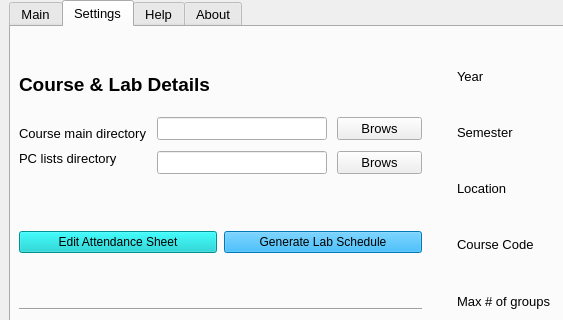
Above: assets/YorkULabSeating_new.ui from tdgskinner/yorku-phys-lab-seating before the change; both pictures show x 0 to 563 and y 0 to 320 of the 873 by 566 pixel window. Below: the same form after it.
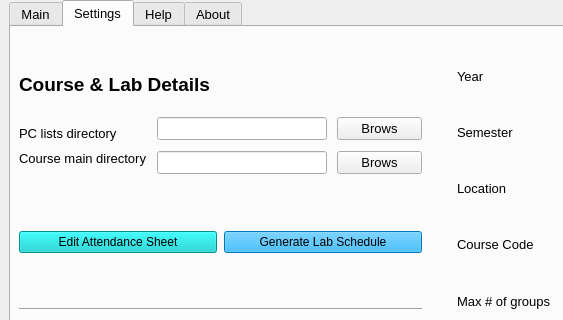
That is the form after the change. The open tabs and pages were chosen to show the change.

Diff of the .ui file:
```diff
--- a/assets/YorkULabSeating_new.ui
+++ b/assets/YorkULabSeating_new.ui
@@ -527,20 +527,6 @@
                  </property>
                 </spacer>
                </item>
-               <item>
-                <widget class="QLabel" name="label_44">
-                 <property name="font">
-                  <font>
-                   <pointsize>10</pointsize>
-                   <weight>50</weight>
-                   <bold>false</bold>
-                  </font>
-                 </property>
-                 <property name="text">
-                  <string>Course main directory</string>
-                 </property>
-                </widget>
-               </item>
                <item>
                 <widget class="QLabel" name="label_48">
                  <property name="font">
@@ -553,6 +539,20 @@
                  </property>
                 </widget>
                </item>
+               <item>
+                <widget class="QLabel" name="label_44">
+                 <property name="font">
+                  <font>
+                   <pointsize>10</pointsize>
+                   <weight>50</weight>
+                   <bold>false</bold>
+                  </font>
+                 </property>
+                 <property name="text">
+                  <string>Course main directory</string>
+                 </property>
+                </widget>
+               </item>
                <item>
                 <spacer name="verticalSpacer_3">
                  <property name="orientation">
@@ -573,13 +573,6 @@
              </item>
              <item>
               <layout class="QVBoxLayout" name="verticalLayout_18">
-               <item>
-                <widget class="QLineEdit" name="lineEdit_course_dir">
-                 <property name="text">
-                  <string/>
-                 </property>
-                </widget>
-               </item>
                <item>
                 <widget class="QLineEdit" name="lineEdit_pc_dir">
                  <property name="text">
@@ -587,22 +580,17 @@
                  </property>
                 </widget>
                </item>
+               <item>
+                <widget class="QLineEdit" name="lineEdit_course_dir">
+                 <property name="text">
+                  <string/>
+                 </property>
+                </widget>
+               </item>
               </layout>
              </item>
              <item>
               <layout class="QVBoxLayout" name="verticalLayout_19">
-               <item>
-                <widget class="QPushButton" name="pushButton_course_dir_browse">
-                 <property name="font">
-                  <font>
-                   <pointsize>10</pointsize>
-                  </font>
-                 </property>
-                 <property name="text">
-                  <string>Brows</string>
-                 </property>
-                </widget>
-               </item>
                <item>
                 <widget class="QPushButton" name="pushButton_pc_browse">
                  <property name="font">
@@ -615,6 +603,18 @@
                  </property>
                 </widget>
                </item>
+               <item>
+                <widget class="QPushButton" name="pushButton_course_dir_browse">
+                 <property name="font">
+                  <font>
+                   <pointsize>10</pointsize>
+                  </font>
+                 </property>
+                 <property name="text">
+                  <string>Brows</string>
+                 </property>
+                </widget>
+               </item>
               </layout>
              </item>
             </layout>
```
Left out of the diff: 4 changed lines with no effect on the pictures.
